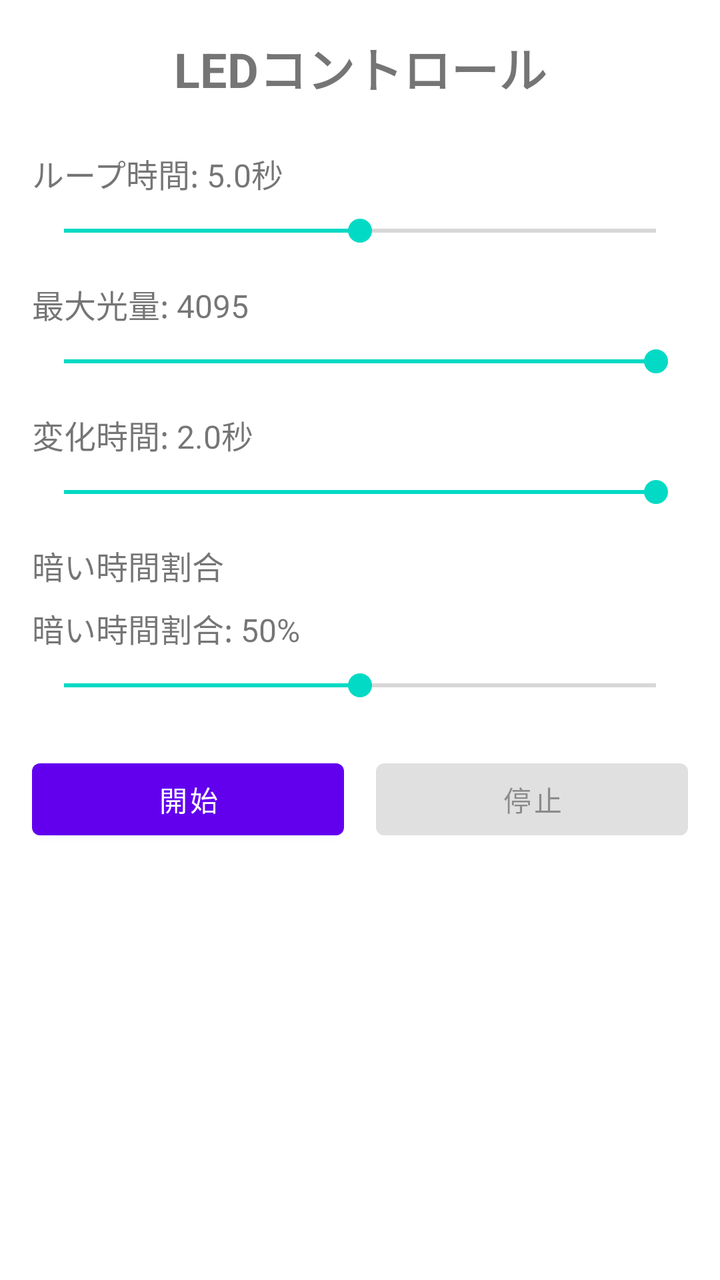
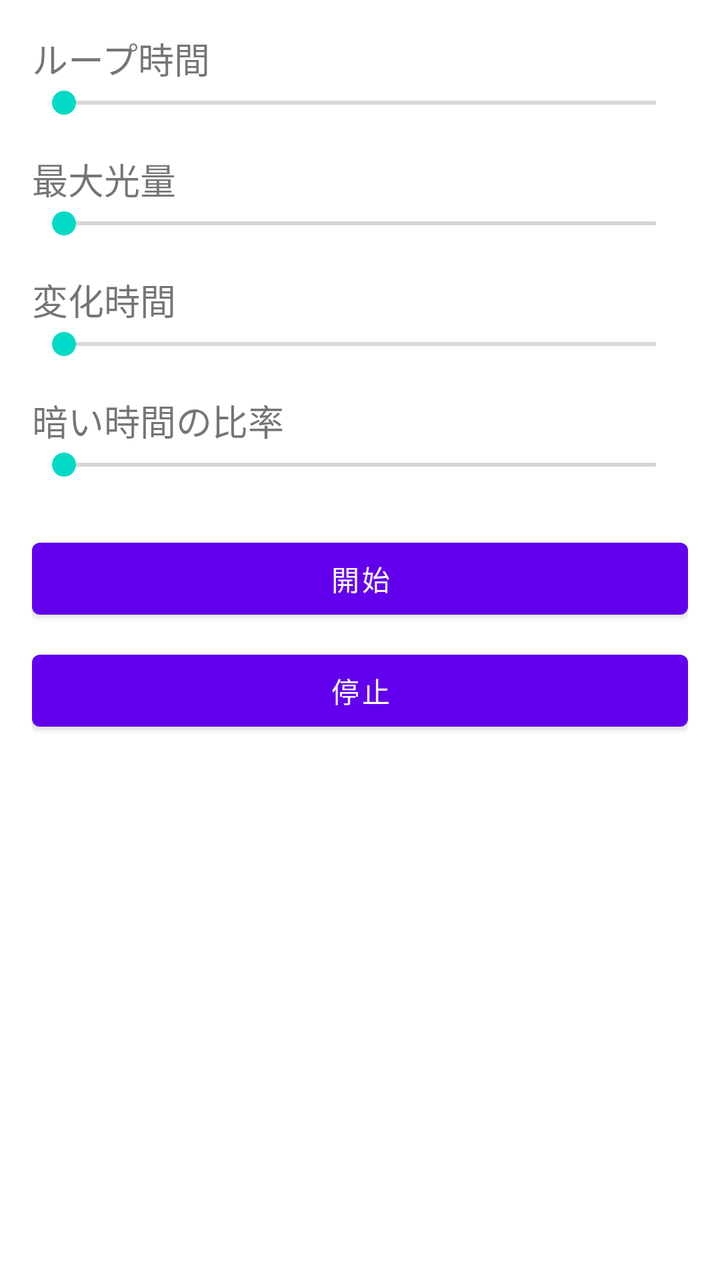

Before-and-after screenshots of an Android layout around one commit, followed by the original layout XML and the change that was made.
<!-- AndroidManifest.xml: application theme Theme.Nothing1GlyphController -->
<!-- res/layout/activity_main.xml -->
<?xml version="1.0" encoding="utf-8"?>
<LinearLayout xmlns:android="http://schemas.android.com/apk/res/android"
    android:layout_width="match_parent"
    android:layout_height="match_parent"
    android:orientation="vertical"
    android:padding="16dp">

    <TextView
        android:layout_width="match_parent"
        android:layout_height="wrap_content"
        android:text="LEDコントロール"
        android:textSize="24sp"
        android:textStyle="bold"
        android:gravity="center"
        android:layout_marginBottom="24dp" />

    <TextView
        android:id="@+id/loopTimeText"
        android:layout_width="match_parent"
        android:layout_height="wrap_content"
        android:text="ループ時間: 5.0秒"
        android:textSize="16sp"
        android:layout_marginBottom="8dp" />

    <SeekBar
        android:id="@+id/loopTimeSeekBar"
        android:layout_width="match_parent"
        android:layout_height="wrap_content"
        android:max="10"
        android:progress="5"
        android:layout_marginBottom="16dp" />

    <TextView
        android:id="@+id/maxBrightnessText"
        android:layout_width="match_parent"
        android:layout_height="wrap_content"
        android:text="最大光量: 4095"
        android:textSize="16sp"
        android:layout_marginBottom="8dp" />

    <SeekBar
        android:id="@+id/maxBrightnessSeekBar"
        android:layout_width="match_parent"
        android:layout_height="wrap_content"
        android:max="4095"
        android:progress="4095"
        android:layout_marginBottom="16dp" />

    <TextView
        android:id="@+id/changeTimeText"
        android:layout_width="match_parent"
        android:layout_height="wrap_content"
        android:text="変化時間: 2.0秒"
        android:textSize="16sp"
        android:layout_marginBottom="8dp" />

    <SeekBar
        android:id="@+id/changeTimeSeekBar"
        android:layout_width="match_parent"
        android:layout_height="wrap_content"
        android:max="20"
        android:progress="20"
        android:layout_marginBottom="16dp" />

    <TextView
        android:layout_width="match_parent"
        android:layout_height="wrap_content"
        android:text="暗い時間割合"
        android:textSize="16sp"
        android:layout_marginBottom="8dp" />

    <TextView
        android:id="@+id/darkRatioText"
        android:layout_width="match_parent"
        android:layout_height="wrap_content"
        android:text="暗い時間割合: 50%"
        android:textSize="16sp"
        android:layout_marginBottom="8dp" />

    <SeekBar
        android:id="@+id/darkRatioSeekBar"
        android:layout_width="match_parent"
        android:layout_height="wrap_content"
        android:max="100"
        android:progress="50"
        android:layout_marginBottom="24dp" />

    <LinearLayout
        android:layout_width="match_parent"
        android:layout_height="wrap_content"
        android:orientation="horizontal"
        android:gravity="center">

        <Button
            android:id="@+id/startButton"
            android:layout_width="0dp"
            android:layout_height="wrap_content"
            android:layout_weight="1"
            android:text="開始"
            android:layout_marginEnd="8dp" />

        <Button
            android:id="@+id/stopButton"
            android:layout_width="0dp"
            android:layout_height="wrap_content"
            android:layout_weight="1"
            android:text="停止"
            android:layout_marginStart="8dp"
            android:enabled="false" />

    </LinearLayout>

</LinearLayout>
<!-- resources referenced by this layout -->
<resources>
  <style name="Theme.Nothing1GlyphController" parent="Theme.MaterialComponents.DayNight.DarkActionBar">
          
          <item name="colorPrimary">@color/purple_500</item>
          <item name="colorPrimaryVariant">@color/purple_700</item>
          <item name="colorOnPrimary">@color/white</item>
          
          <item name="colorSecondary">@color/teal_200</item>
          <item name="colorSecondaryVariant">@color/teal_700</item>
          <item name="colorOnSecondary">@color/black</item>
          
          <item name="android:statusBarColor">?attr/colorPrimaryVariant</item>
          
      </style>
  <color name="purple_500">#FF6200EE</color>
  <color name="purple_700">#FF3700B3</color>
  <color name="white">#FFFFFFFF</color>
  <color name="teal_200">#FF03DAC5</color>
  <color name="teal_700">#FF018786</color>
  <color name="black">#FF000000</color>
</resources>

<!-- the commit's change to res/layout/activity_main.xml (unified diff, before → after) -->
@@ -1,113 +1,82 @@
 <?xml version="1.0" encoding="utf-8"?>
-<LinearLayout xmlns:android="http://schemas.android.com/apk/res/android"
+<ScrollView xmlns:android="http://schemas.android.com/apk/res/android"
     android:layout_width="match_parent"
-    android:layout_height="match_parent"
-    android:orientation="vertical"
-    android:padding="16dp">
-
-    <TextView
-        android:layout_width="match_parent"
-        android:layout_height="wrap_content"
-        android:text="LEDコントロール"
-        android:textSize="24sp"
-        android:textStyle="bold"
-        android:gravity="center"
-        android:layout_marginBottom="24dp" />
-
-    <TextView
-        android:id="@+id/loopTimeText"
-        android:layout_width="match_parent"
-        android:layout_height="wrap_content"
-        android:text="ループ時間: 5.0秒"
-        android:textSize="16sp"
-        android:layout_marginBottom="8dp" />
-
-    <SeekBar
-        android:id="@+id/loopTimeSeekBar"
-        android:layout_width="match_parent"
-        android:layout_height="wrap_content"
-        android:max="10"
-        android:progress="5"
-        android:layout_marginBottom="16dp" />
-
-    <TextView
-        android:id="@+id/maxBrightnessText"
-        android:layout_width="match_parent"
-        android:layout_height="wrap_content"
-        android:text="最大光量: 4095"
-        android:textSize="16sp"
-        android:layout_marginBottom="8dp" />
-
-    <SeekBar
-        android:id="@+id/maxBrightnessSeekBar"
-        android:layout_width="match_parent"
-        android:layout_height="wrap_content"
-        android:max="4095"
-        android:progress="4095"
-        android:layout_marginBottom="16dp" />
-
-    <TextView
-        android:id="@+id/changeTimeText"
-        android:layout_width="match_parent"
-        android:layout_height="wrap_content"
-        android:text="変化時間: 2.0秒"
-        android:textSize="16sp"
-        android:layout_marginBottom="8dp" />
-
-    <SeekBar
-        android:id="@+id/changeTimeSeekBar"
-        android:layout_width="match_parent"
-        android:layout_height="wrap_content"
-        android:max="20"
-        android:progress="20"
-        android:layout_marginBottom="16dp" />
-
-    <TextView
-        android:layout_width="match_parent"
-        android:layout_height="wrap_content"
-        android:text="暗い時間割合"
-        android:textSize="16sp"
-        android:layout_marginBottom="8dp" />
-
-    <TextView
-        android:id="@+id/darkRatioText"
-        android:layout_width="match_parent"
-        android:layout_height="wrap_content"
-        android:text="暗い時間割合: 50%"
-        android:textSize="16sp"
-        android:layout_marginBottom="8dp" />
-
-    <SeekBar
-        android:id="@+id/darkRatioSeekBar"
-        android:layout_width="match_parent"
-        android:layout_height="wrap_content"
-        android:max="100"
-        android:progress="50"
-        android:layout_marginBottom="24dp" />
+    android:layout_height="match_parent">
 
     <LinearLayout
         android:layout_width="match_parent"
         android:layout_height="wrap_content"
-        android:orientation="horizontal"
-        android:gravity="center">
+        android:orientation="vertical"
+        android:padding="16dp">
+
+        <TextView
+            android:id="@+id/loopTimeText"
+            android:layout_width="wrap_content"
+            android:layout_height="wrap_content"
+            android:text="ループ時間"
+            android:textSize="18sp" />
+
+        <SeekBar
+            android:id="@+id/loopTimeSeekBar"
+            android:layout_width="match_parent"
+            android:layout_height="wrap_content"
+            android:max="20" />
+
+        <TextView
+            android:id="@+id/maxBrightnessText"
+            android:layout_width="wrap_content"
+            android:layout_height="wrap_content"
+            android:layout_marginTop="16dp"
+            android:text="最大光量"
+            android:textSize="18sp" />
+
+        <SeekBar
+            android:id="@+id/maxBrightnessSeekBar"
+            android:layout_width="match_parent"
+            android:layout_height="wrap_content"
+            android:max="4095" />
+
+        <TextView
+            android:id="@+id/changeTimeText"
+            android:layout_width="wrap_content"
+            android:layout_height="wrap_content"
+            android:layout_marginTop="16dp"
+            android:text="変化時間"
+            android:textSize="18sp" />
+
+        <SeekBar
+            android:id="@+id/changeTimeSeekBar"
+            android:layout_width="match_parent"
+            android:layout_height="wrap_content"
+            android:max="25" />
+
+        <TextView
+            android:id="@+id/darkRatioText"
+            android:layout_width="wrap_content"
+            android:layout_height="wrap_content"
+            android:layout_marginTop="16dp"
+            android:text="暗い時間の比率"
+            android:textSize="18sp" />
+
+        <SeekBar
+            android:id="@+id/darkRatioSeekBar"
+            android:layout_width="match_parent"
+            android:layout_height="wrap_content"
+            android:max="100" />
 
         <Button
             android:id="@+id/startButton"
-            android:layout_width="0dp"
+            android:layout_width="match_parent"
             android:layout_height="wrap_content"
-            android:layout_weight="1"
-            android:text="開始"
-            android:layout_marginEnd="8dp" />
+            android:layout_marginTop="24dp"
+            android:text="開始" />
 
         <Button
             android:id="@+id/stopButton"
-            android:layout_width="0dp"
+            android:layout_width="match_parent"
             android:layout_height="wrap_content"
-            android:layout_weight="1"
-            android:text="停止"
-            android:layout_marginStart="8dp"
-            android:enabled="false" />
+            android:layout_marginTop="8dp"
+            android:text="停止" />
 
     </LinearLayout>
-
-</LinearLayout>
+</ScrollView>
